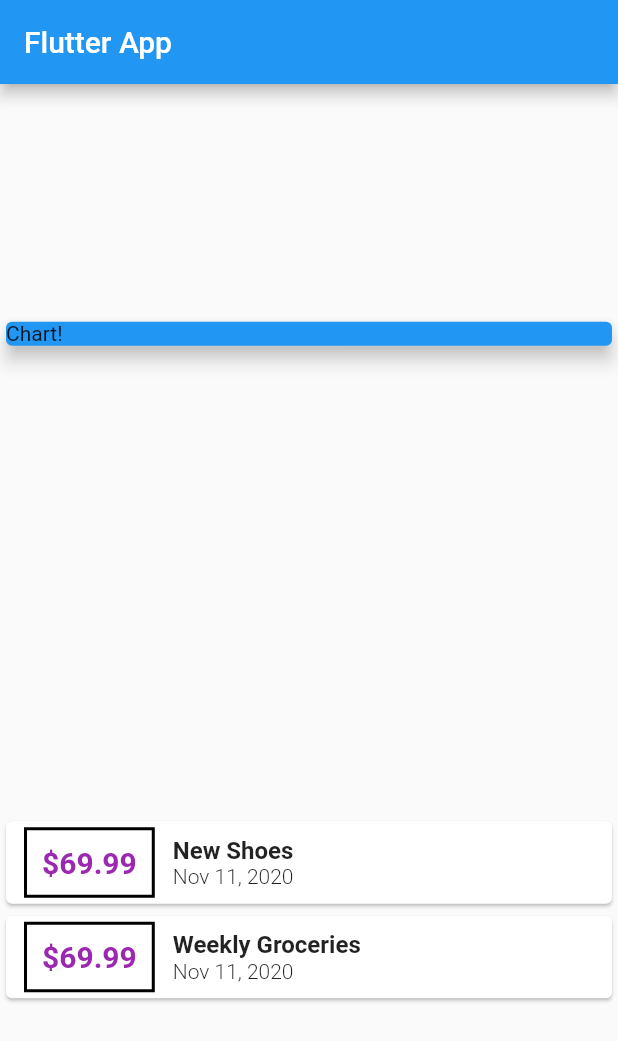
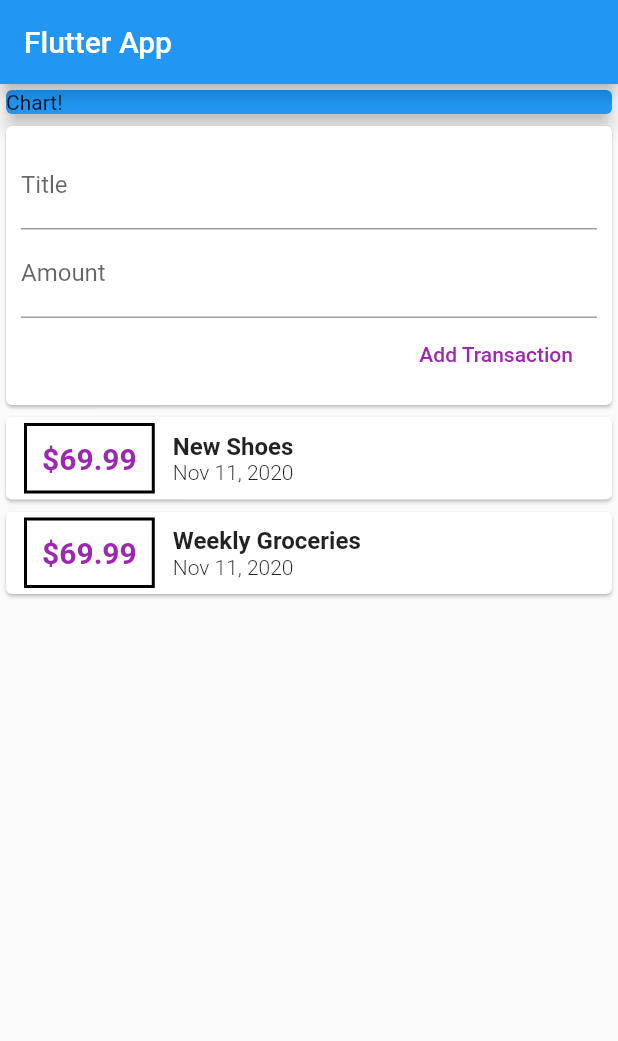
Before and after one commit to mikolertesx/personal-expenses, a Flutter app: the screen it shows after launch, on a phone screen of 412 x 824 dp. Shown: the top 1041 px of the screen. Run offline on Flutter 3.47's test engine with Material 2 defaults, Android fonts, the phone set to English and light mode, and no system bars.

Commit message:
Fetching user input finished

```diff
--- a/lib/main.dart
+++ b/lib/main.dart
@@ -38,6 +38,9 @@ class MyHomePage extends StatelessWidget {
     )
   ];
 
+  final titleController = TextEditingController();
+  final amountController = TextEditingController();
+
   @override
   Widget build(BuildContext context) {
     return Scaffold(
@@ -45,7 +48,6 @@ class MyHomePage extends StatelessWidget {
         title: Text('Flutter App'),
       ),
       body: Column(
-        mainAxisAlignment: MainAxisAlignment.spaceAround,
         crossAxisAlignment: CrossAxisAlignment.stretch,
         children: [
           Container(
@@ -54,6 +56,32 @@ class MyHomePage extends StatelessWidget {
               color: Colors.blue,
               child: Text('Chart!'),
               elevation: 5,
+            ),
+          ),
+          Card(
+            child: Container(
+              padding: EdgeInsets.all(10),
+              child: Column(
+                crossAxisAlignment: CrossAxisAlignment.end,
+                children: [
+                  TextField(
+                    decoration: InputDecoration(labelText: 'Title'),
+                    controller: titleController,
+                  ),
+                  TextField(
+                    decoration: InputDecoration(labelText: 'Amount'),
+                    controller: amountController,
+                  ),
+                  FlatButton(
+                    child: Text('Add Transaction'),
+                    textColor: Colors.purple,
+                    onPressed: () {
+                      print('${titleController.text}');
+                      print('${amountController.text}');
+                    },
+                  )
+                ],
+              ),
             ),
           ),
           Column(
```
